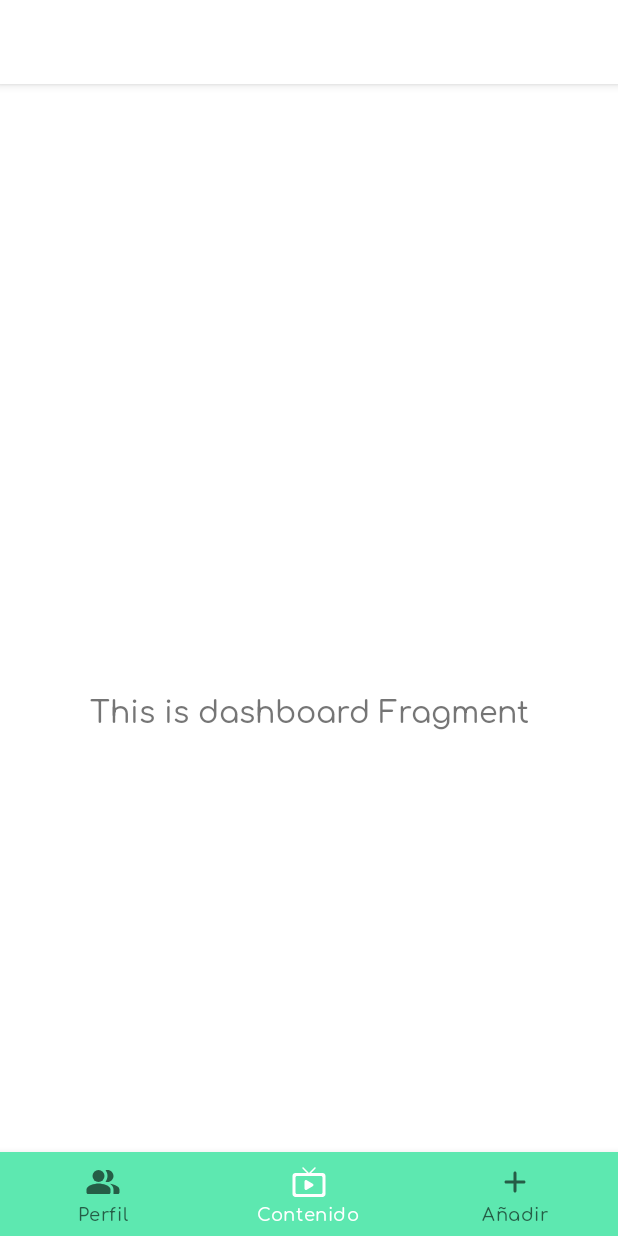
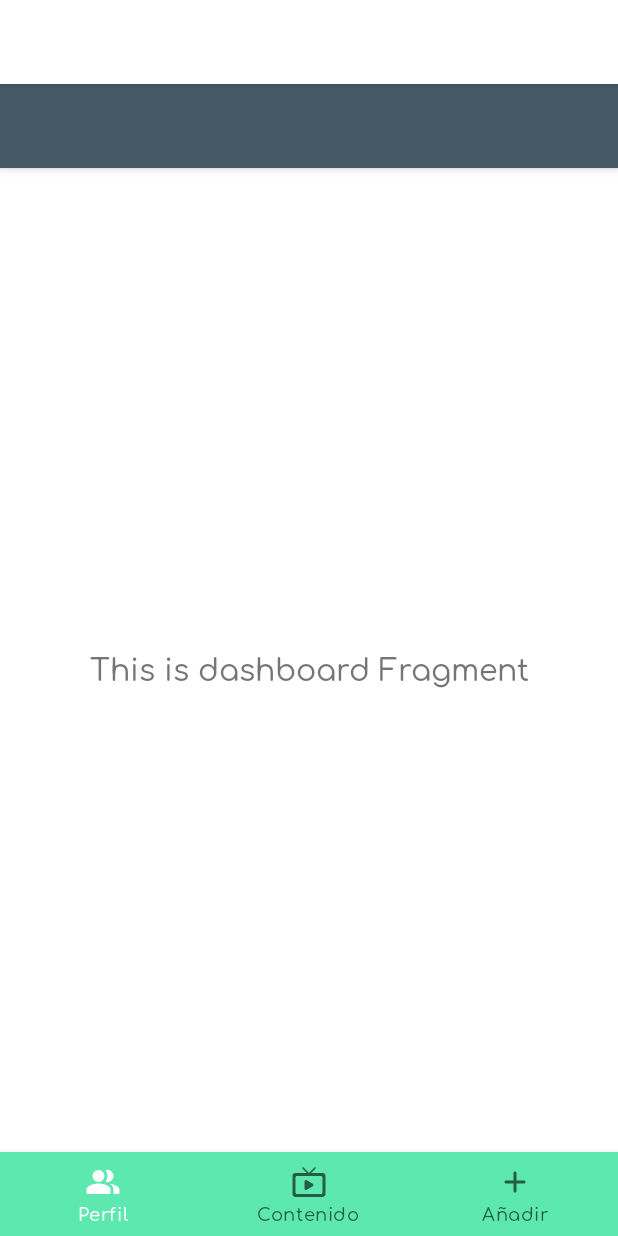
Before and after one commit to sergiplanestor/Aikver, an Android app: the MenuActivity screen opened directly, with no data from a screen before it, on a phone screen of 412 x 824 dp. Run offline under Robolectric (Android 15) with nearby library versions, the phone set to English and light mode, and no system bars; our stand-ins replace navigation-ui; 4 statements that could not run were skipped.

Commit message:
Menu activity toolbar created

```diff
--- /dev/null
+++ b/app/src/main/java/revolhope/splanes/com/aikver/presentation/common/widget/AppToolbar.kt
@@ -0,0 +1,45 @@
+package revolhope.splanes.com.aikver.presentation.common.widget
+
+import android.content.Context
+import android.util.AttributeSet
+import android.view.Gravity
+import android.view.animation.AnimationUtils
+import android.widget.FrameLayout
+import android.widget.TextSwitcher
+import android.widget.TextView
+import androidx.appcompat.view.ContextThemeWrapper
+import androidx.appcompat.widget.Toolbar
+import revolhope.splanes.com.aikver.R
+
+class AppToolbar @JvmOverloads constructor(
+    context: Context,
+    attributeSet: AttributeSet? = null,
+    defStyleAttr: Int = 0
+) : Toolbar(context, attributeSet, defStyleAttr) {
+
+    private var textSwitcher: TextSwitcher = TextSwitcher(context)
+
+    init {
+        this.addView(textSwitcher.apply {
+            layoutParams = LayoutParams(Gravity.CENTER)
+            setFactory {
+                TextView(ContextThemeWrapper(context, R.style.ToolbarText)).apply {
+                    layoutParams = FrameLayout.LayoutParams(
+                        FrameLayout.LayoutParams.MATCH_PARENT,
+                        FrameLayout.LayoutParams.MATCH_PARENT
+                    )
+                    gravity = Gravity.CENTER
+                }
+            }
+            inAnimation = AnimationUtils.loadAnimation(context, android.R.anim.fade_in).apply {
+                duration = 170
+            }
+            outAnimation = AnimationUtils.loadAnimation(context, android.R.anim.fade_out).apply {
+                duration = 170
+            }
+        })
+    }
+
+    override fun setTitle(title: CharSequence?) = textSwitcher.setText(title)
+
+}
--- a/app/src/main/java/revolhope/splanes/com/aikver/presentation/feature/menu/MenuActivity.kt
+++ b/app/src/main/java/revolhope/splanes/com/aikver/presentation/feature/menu/MenuActivity.kt
@@ -4,9 +4,10 @@ import androidx.navigation.findNavController
 import androidx.navigation.ui.AppBarConfiguration
 import androidx.navigation.ui.setupActionBarWithNavController
 import androidx.navigation.ui.setupWithNavController
-import com.google.android.material.bottomnavigation.BottomNavigationView
+import kotlinx.android.synthetic.main.activity_menu.*
 import revolhope.splanes.com.aikver.R
 import revolhope.splanes.com.aikver.presentation.common.base.BaseActivity
+import revolhope.splanes.com.core.domain.model.User
 
 class MenuActivity : BaseActivity() {
 
@@ -16,8 +17,8 @@ class MenuActivity : BaseActivity() {
 
     override fun initializeViews() {
         super.initializeViews()
-        val navView: BottomNavigationView = findViewById(R.id.nav_view)
 
+        setSupportActionBar(toolbar)
         val navController = findNavController(R.id.nav_host_fragment_menu)
         val appBarConfiguration = AppBarConfiguration(
             setOf(
@@ -28,5 +29,7 @@ class MenuActivity : BaseActivity() {
         navView.setupWithNavController(navController)
     }
 
+    fun getUser() : User? = intent.extras?.getSerializable(EXTRA_USR) as User?
+
     override fun getLayoutRes(): Int = R.layout.activity_menu
 }
--- a/app/src/main/res/layout/activity_menu.xml
+++ b/app/src/main/res/layout/activity_menu.xml
@@ -4,10 +4,23 @@
     xmlns:app="http://schemas.android.com/apk/res-auto"
     android:id="@+id/container"
     android:layout_width="match_parent"
-    android:layout_height="match_parent"
-    android:paddingTop="?attr/actionBarSize">
+    android:layout_height="match_parent">
 
-    <!-- android:background="?android:attr/windowBackground" -->
+    <com.google.android.material.appbar.AppBarLayout
+        android:layout_width="0dp"
+        android:layout_height="wrap_content"
+        app:layout_constraintTop_toTopOf="parent"
+        app:layout_constraintStart_toStartOf="parent"
+        app:layout_constraintEnd_toEndOf="parent">
+
+        <revolhope.splanes.com.aikver.presentation.common.widget.AppToolbar
+            android:id="@+id/toolbar"
+            android:layout_width="match_parent"
+            android:layout_height="?actionBarSize"
+            android:background="@color/colorPrimaryDark"/>
+
+    </com.google.android.material.appbar.AppBarLayout>
+
     <com.google.android.material.bottomnavigation.BottomNavigationView
         android:id="@+id/nav_view"
         android:layout_width="0dp"
```
